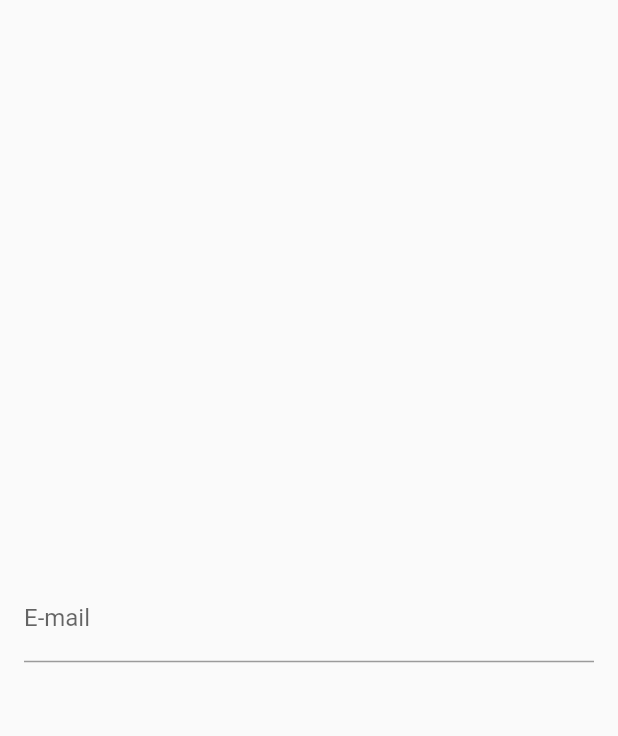
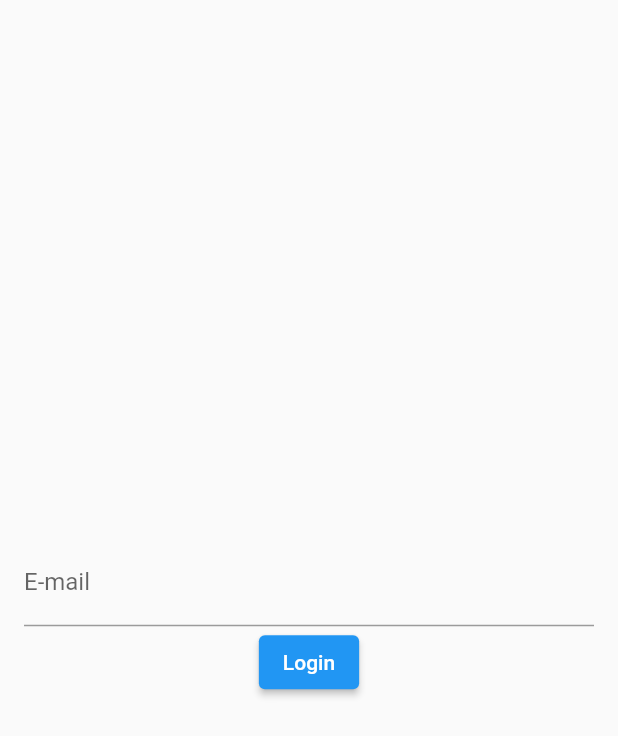
Before and after one commit to luidimso/flutter_to_do_list, a Flutter app: the screen it shows after launch, on a phone screen of 412 x 824 dp. Shown: the top 736 px of the screen. Run offline on Flutter 3.47's test engine with Material 2 defaults, Android fonts, the phone set to English and light mode, and no system bars.

Commit message:
Using text controller

```diff
--- a/lib/main.dart
+++ b/lib/main.dart
@@ -10,8 +10,8 @@ class MyApp extends StatelessWidget {
 
   @override
   Widget build(BuildContext context) {
-    return const MaterialApp(
-      home: Checklist(),
+    return MaterialApp(
+      home: Checklist()
     );
   }
 }
--- a/lib/pages/to_do_list.dart
+++ b/lib/pages/to_do_list.dart
@@ -1,24 +1,43 @@
 import 'package:flutter/material.dart';
 
 class Checklist extends StatelessWidget {
-  const Checklist({super.key});
+  Checklist({super.key});
+
+  final TextEditingController emailController = TextEditingController();
 
   @override
   Widget build(BuildContext context) {
-    return const Scaffold(
+    return Scaffold(
       body: Center(
         child: Padding(
-          padding: EdgeInsets.symmetric(
+          padding: const EdgeInsets.symmetric(
             horizontal: 16
           ),
-          child: TextField(
-            decoration: InputDecoration(
-              labelText: "E-mail",
-              hintText: "exemple@email.com",
-            ),
+          child: Column(
+            mainAxisSize: MainAxisSize.min,
+            children: [
+              TextField(
+                decoration: const InputDecoration(
+                  labelText: "E-mail",
+                  hintText: "exemple@email.com",
+                ),
+                controller: emailController,
+              ),
+              ElevatedButton(
+                  onPressed: login,
+                  child: const Text("Login")
+              )
+            ],
           ),
         ),
       )
     );
   }
+
+
+  void login() {
+    String text = emailController.text;
+    print(text);
+    emailController.clear();
+  }
 }
```
